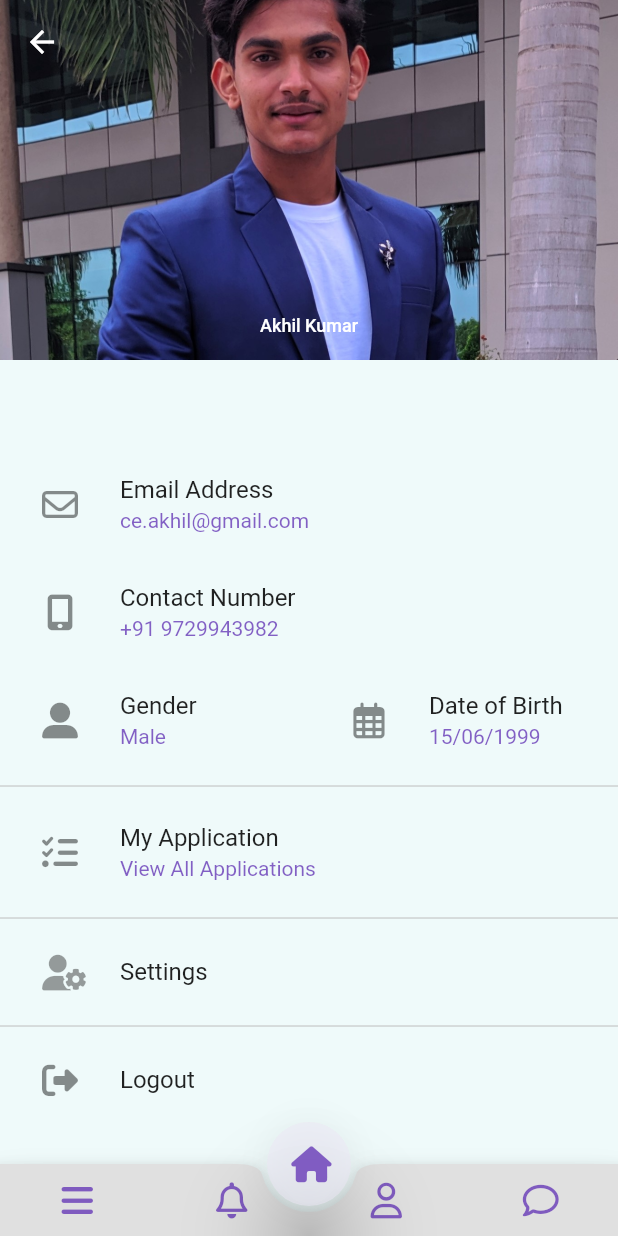
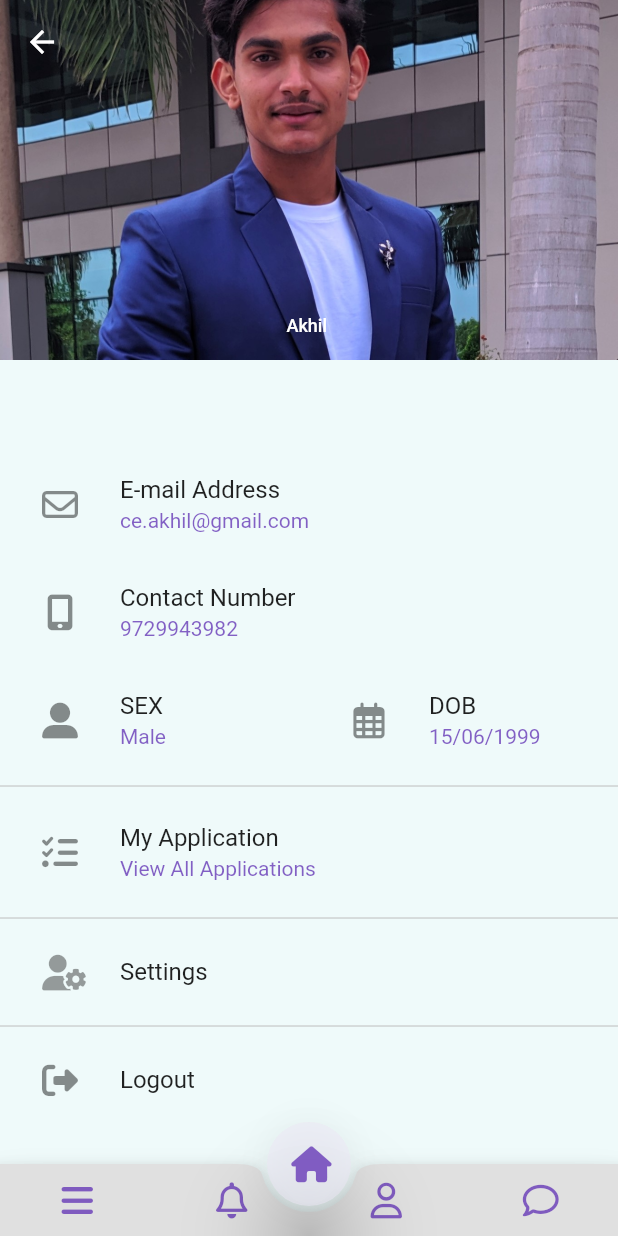
Before and after one commit to ce-akhil/Volunteer-Management-System, a Flutter app: the screen it shows after launch, item 3 of the bottom bar chosen, on a phone screen of 412 x 824 dp. Run offline on Flutter 3.47's test engine with Material 2 defaults, Android fonts, the phone set to English and light mode, and no system bars; our stand-ins replace bot_toast, font_awesome_flutter, responsive_grid.

Commit message:
Update profile.dart

```diff
--- a/lib/profile.dart
+++ b/lib/profile.dart
@@ -33,7 +33,7 @@ class _Profile extends State<Profile> {
                 pinned: true,
                 flexibleSpace: FlexibleSpaceBar(
                     centerTitle: true,
-                    title: Text("Akhil Kumar",
+                    title: Text("Akhil ",
                         style: TextStyle(
                           color: Colors.white,
                           fontSize: 8.0,
@@ -55,7 +55,7 @@ class _Profile extends State<Profile> {
                     xs: 12,
                     child: SizedBox(
                       child: ListTile(
-                        title: Text('Email Address'),
+                        title: Text('E-mail Address'),
                         subtitle: Text('ce.akhil@gmail.com'),
                         leading: IconButton(
                           icon: Icon(FontAwesomeIcons.envelope),
@@ -70,7 +70,7 @@ class _Profile extends State<Profile> {
                     child: SizedBox(
                       child: ListTile(
                         title: Text('Contact Number'),
-                        subtitle: Text('+91 9729943982'),
+                        subtitle: Text('9729943982'),
                         leading: IconButton(
                           icon: Icon(FontAwesomeIcons.mobileAlt),
                           onPressed: () {},
@@ -83,7 +83,7 @@ class _Profile extends State<Profile> {
                     xs: 6,
                     child: SizedBox(
                       child: ListTile(
-                        title: Text('Gender'),
+                        title: Text('SEX'),
                         subtitle: Text('Male'),
                         leading: IconButton(
                           icon: Icon(FontAwesomeIcons.userAlt),
@@ -97,7 +97,7 @@ class _Profile extends State<Profile> {
                     xs: 6,
                     child: SizedBox(
                       child: ListTile(
-                        title: Text('Date of Birth'),
+                        title: Text('DOB'),
                         subtitle: Text('15/06/1999'),
                         leading: IconButton(
                           icon: Icon(FontAwesomeIcons.calendarAlt),
```
